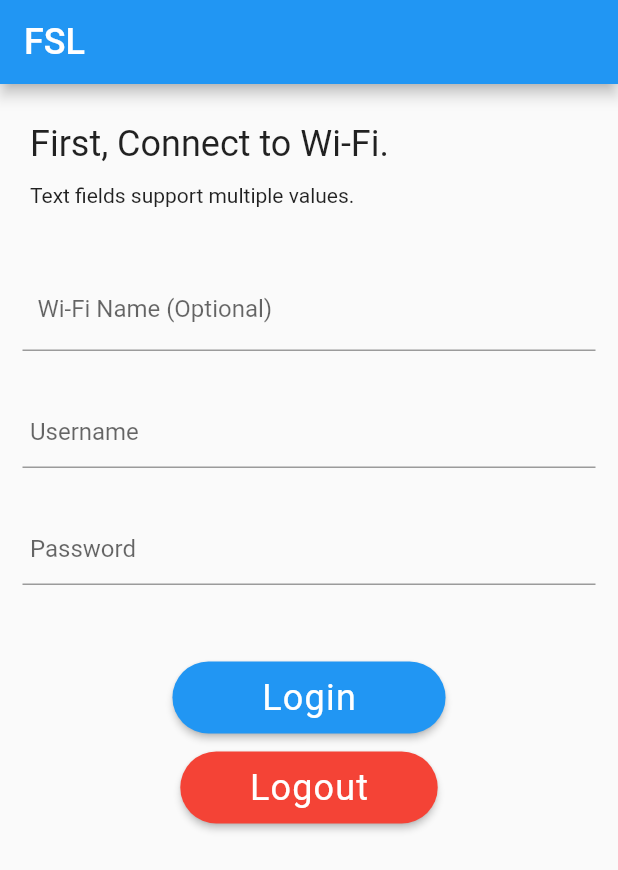
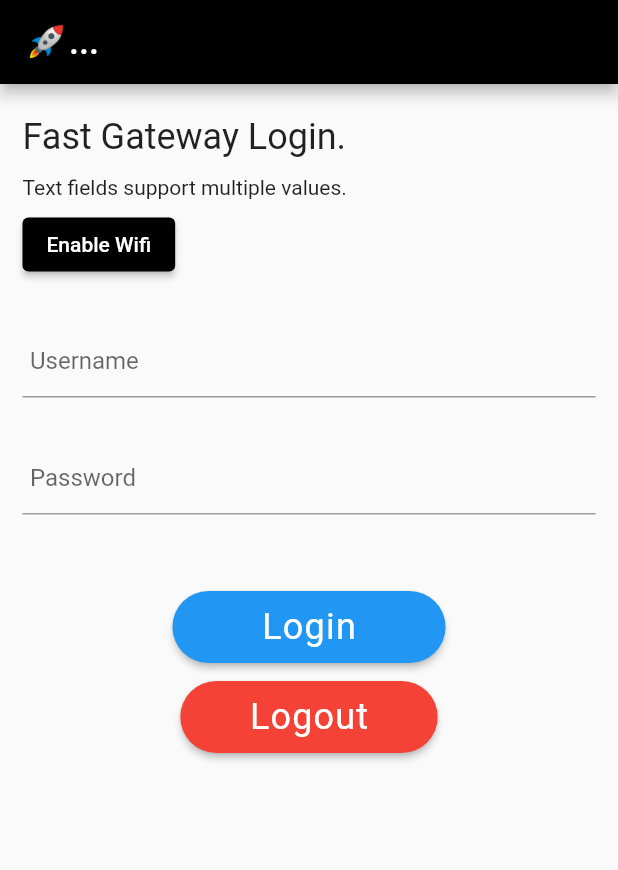
Before and after one commit to zznixt07/gateway-router-login-app, a Flutter app: the screen it shows after launch, on a phone screen of 412 x 824 dp. Shown: the top 870 px of the screen. Run offline on Flutter 3.47's test engine with Material 2 defaults, Android fonts, the light colour scheme and no system bars; our stand-ins replace shared_preferences; missing offline and left inert: wifi_iot.

Commit message:
added "enable wifi" button

```diff
--- a/lib/main.dart
+++ b/lib/main.dart
@@ -2,6 +2,7 @@ import 'dart:collection';
 import 'package:flutter/material.dart';
 import 'package:http/http.dart' as http;
 import 'package:shared_preferences/shared_preferences.dart';
+import 'package:wifi_iot/wifi_iot.dart';
 
 //const String LOGOUT_URL = 'http://1.1.1.1';
 const String LOGOUT_URL =
@@ -52,7 +53,7 @@ class MyApp extends StatelessWidget {
 
   @override
   Widget build(BuildContext context) {
-    return MaterialApp(title: 'Connect STW', home: MyHomePage());
+    return MaterialApp(title: 'Quick Connect', home: MyHomePage());
   }
 }
 
@@ -67,7 +68,6 @@ class MyText extends Text {
 }
 
 class _MyHomePageState extends State<MyHomePage> {
-  static const String _defaultSSID = 'STW_CU';
   // these are used as key for k-v db store.
   static const usernameFieldLabel = 'Username';
   static const passwordFieldLabel = 'Password';
@@ -76,11 +76,7 @@ class _MyHomePageState extends State<MyHomePage> {
       LinkedHashSet.from(LocalStore.getList('_${usernameFieldLabel}') ?? []);
   final LinkedHashSet<String> _passwords =
       LinkedHashSet.from(LocalStore.getList('_${passwordFieldLabel}') ?? []);
-  //String _ssid = _defaultSSID;
-  //String _username = _defaultUsername;
-  //String _password = _defaultPassword;
 
-  final TextEditingController _ssidController = TextEditingController();
   final TextEditingController _usernameController = TextEditingController();
   final TextEditingController _passwordController = TextEditingController();
   static const double textFieldMargin = 15.0;
@@ -96,18 +92,19 @@ class _MyHomePageState extends State<MyHomePage> {
       padding: EdgeInsets.symmetric(horizontal: 46.0, vertical: 10.0),
       shape: const RoundedRectangleBorder(
           borderRadius: BorderRadius.all(Radius.circular(50))));
+  final ButtonStyle bwBtnStyle = ElevatedButton.styleFrom(
+    primary: Colors.black
+  );
 
   @override
   void initState() {
     super.initState();
-    _ssidController.addListener(() {});
     _usernameController.addListener(() {});
     _passwordController.addListener(() {});
   }
 
   @override
   void dispose() {
-    _ssidController.dispose();
     _usernameController.dispose();
     _passwordController.dispose();
     super.dispose();
@@ -116,7 +113,10 @@ class _MyHomePageState extends State<MyHomePage> {
   @override
   Widget build(BuildContext context) {
     return Scaffold(
-      appBar: AppBar(title: const MyText('FSL')),
+      appBar: AppBar(
+        title: const MyText('🚀...'),
+        backgroundColor: Colors.black,
+      ),
       body: _buildBody(context),
     );
   }
@@ -130,39 +130,38 @@ class _MyHomePageState extends State<MyHomePage> {
       crossAxisAlignment: CrossAxisAlignment.start,
       children: [
         _buildTips(),
-        _buildConnect(),
+        _buildConnect(context),
         _buildLoginLogoutButtons(context),
       ],
     )));
   }
 
   Widget _buildTips() => Container(
-      margin: const EdgeInsets.symmetric(horizontal: 20.0, vertical: 20.0),
+      margin: const EdgeInsets.symmetric(horizontal: 15.0, vertical: 15.0),
       child: Column(
           mainAxisAlignment: MainAxisAlignment.spaceAround,
           crossAxisAlignment: CrossAxisAlignment.start,
           children: [
             Container(
                 margin: const EdgeInsets.symmetric(vertical: 6.0),
-                child: const MyText('First, Connect to Wi-Fi.')),
+                child: const MyText('Fast Gateway Login.')),
             Container(
                 margin: const EdgeInsets.symmetric(vertical: 6.0),
                 child: const Text('Text fields support multiple values.')),
+            Container(
+              //margin: const EdgeInsets.all(textFieldMargin),
+              child: ElevatedButton(
+                  style: bwBtnStyle,
+                  child: const Text('Enable Wifi'),
+                  onPressed: () async {
+                    await WiFiForIoTPlugin.setEnabled(true);
+                  })),
           ]));
 
-  Widget _buildConnect() {
+  Widget _buildConnect(BuildContext ctx) {
     return Column(mainAxisAlignment: MainAxisAlignment.spaceBetween,
-        //crossAxisAlignment: CrossAxisAlignment.start,
+        crossAxisAlignment: CrossAxisAlignment.start,
         children: [
-          Container(
-              margin: const EdgeInsets.all(textFieldMargin),
-              child: TextField(
-                  controller: _ssidController,
-                  decoration: const InputDecoration(
-                    //border: OutlineInputBorder(),
-                    contentPadding: const EdgeInsets.all(10.0),
-                    labelText: "Wi-Fi Name (Optional)",
-                  ))),
           Container(
               margin: const EdgeInsets.all(textFieldMargin),
               child: _buildChipsAndTextField(
@@ -206,22 +205,6 @@ class _MyHomePageState extends State<MyHomePage> {
         contentPadding: const EdgeInsets.all(5.0),
         label: Text(label),
       ),
-      // not used cuz it would require having textFieldWidthFactor for each fields.
-      /*
-        onChanged: (String text) {
-          int len = text.characters.length;
-          double widthFactor = (len / 40.0);
-          // field width will not increase if its below a certain threshold.
-          // and after expanding width will not decrease again.
-          if (widthFactor < textFieldWidthFactor) return;
-          if (widthFactor > 1.0) {
-            widthFactor = 1.0;
-          }
-          setState(() {
-            textFieldWidthFactor = widthFactor;
-          });
-        },
-        */
       onSubmitted: (String text) {
         setState(() {
           chips.add(text);
@@ -325,6 +308,16 @@ class LocalStore {
     _prefs = await SharedPreferences.getInstance();
   }
 
+  static setString(String key, String val) {
+    _prefs?.setString(ukey + key, val);
+    print('setting string: ${val}');
+  }
+
+  static String? getString(String key) {
+    print('getting string with key: ${ukey + key}');
+    return _prefs?.getString(ukey + key);
+  }
+
   static setList(String key, List<String> val) {
     _prefs?.setStringList(ukey + key, val);
     print('setting list: ${val}');
--- a/pubspec.yaml
+++ b/pubspec.yaml
@@ -32,6 +32,7 @@ dependencies:
   cupertino_icons: ^1.0.2
   http: '^0.13.4'
   shared_preferences: ^2.0.9
+  wifi_iot: ^0.3.10
 
 dev_dependencies:
   flutter_test:
```
Also changed, not shown: 1 other file.
